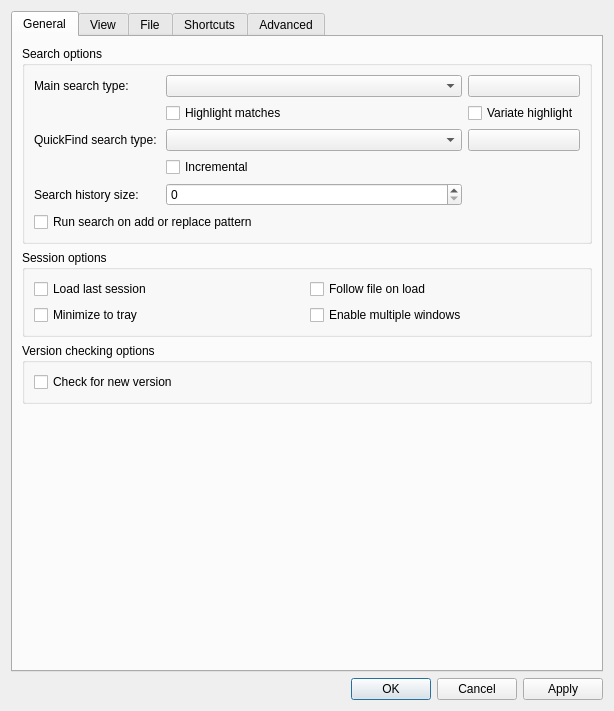
The window that src/ui/include/optionsdialog.ui (ykk136/klogg) describes before a commit, drawn with Qt 5.
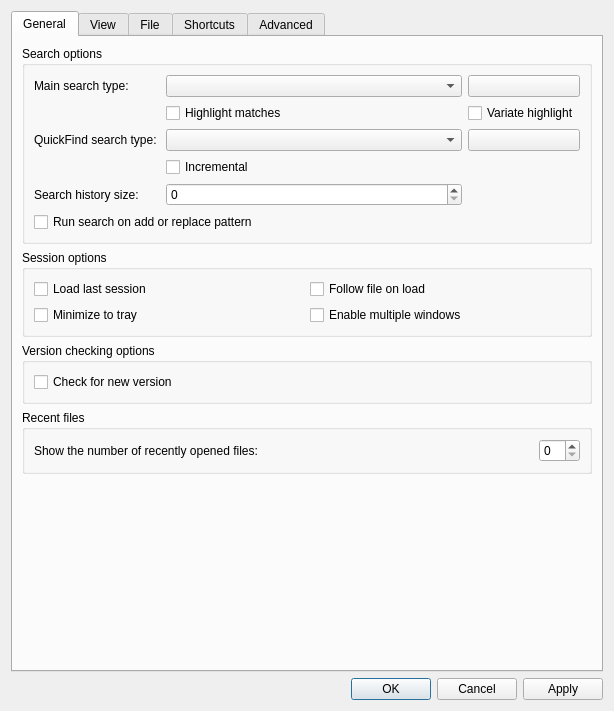
The same window after the commit.

Commit message:
feat: Move recent files to a separate submenu (#528)
* Move recent files to a separate submenu

Changes:
 - move the list of recent files to a dedicated submenu
 - added an option to configure the number of recent files to list
 - added option to clean up the recent files list

```diff
--- a/src/ui/include/optionsdialog.ui
+++ b/src/ui/include/optionsdialog.ui
@@ -198,6 +198,51 @@
          </layout>
         </widget>
        </item>
+       <item>
+        <widget class="QGroupBox" name="recentFilesBox">
+         <property name="sizePolicy">
+          <sizepolicy hsizetype="Expanding" vsizetype="Fixed">
+           <horstretch>0</horstretch>
+           <verstretch>0</verstretch>
+          </sizepolicy>
+         </property>
+         <property name="layoutDirection">
+          <enum>Qt::LeftToRight</enum>
+         </property>
+         <property name="title">
+          <string>Recent files</string>
+         </property>
+         <layout class="QVBoxLayout" name="verticalLayout_recentFilesBox">
+          <item>
+           <layout class="QHBoxLayout" name="horizontalLayout_6">
+            <item>
+             <widget class="QLabel" name="recentFilesLabel">
+              <property name="sizePolicy">
+               <sizepolicy hsizetype="Preferred" vsizetype="Preferred">
+                <horstretch>1</horstretch>
+                <verstretch>0</verstretch>
+               </sizepolicy>
+              </property>
+              <property name="text">
+               <string>Show the number of recently opened files:</string>
+              </property>
+             </widget>
+            </item>
+            <item>
+             <widget class="QSpinBox" name="filesHistoryMaxItemsSpinBox">
+              <property name="sizePolicy">
+               <sizepolicy hsizetype="Minimum" vsizetype="Fixed">
+                <horstretch>0</horstretch>
+                <verstretch>0</verstretch>
+               </sizepolicy>
+              </property>
+             </widget>
+            </item>
+           </layout>
+          </item>
+         </layout>
+        </widget>
+       </item>
        <item>
         <spacer name="verticalSpacer">
          <property name="orientation">
```
The commit also changes 6 other files.
